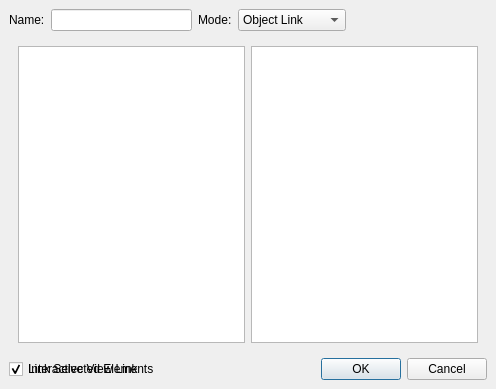
Before: the Qt Designer form Qt/Components/Resources/UI/pqLinksEditor.ui in Kitware/ParaView, drawn with Qt 5.
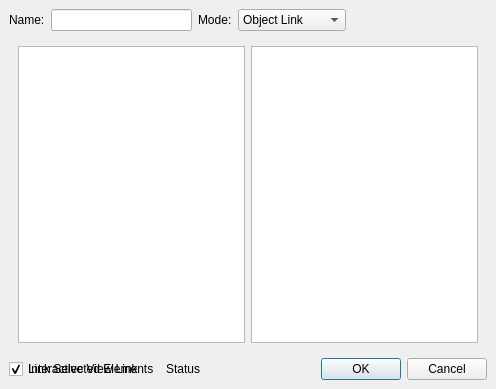
After: the same form once the commit is applied.

Commit message:
Add information in link editor
* explain viewlink == camera link (for this dialog)
* display status for representation (which source in which view).
This was on tooltip only, show it in a status label.

```diff
--- a/Qt/Components/Resources/UI/pqLinksEditor.ui
+++ b/Qt/Components/Resources/UI/pqLinksEditor.ui
@@ -158,6 +158,13 @@
      </property>
     </widget>
    </item>
+   <item row="2" column="1">
+    <widget class="QLabel" name="status">
+     <property name="text">
+      <string>Status</string>
+     </property>
+    </widget>
+   </item>
    <item row="2" column="0" >
     <widget class="QCheckBox" name="convertToIndicesCheckBox">
      <property name="toolTip">
```
The commit also changes 2 other files.
